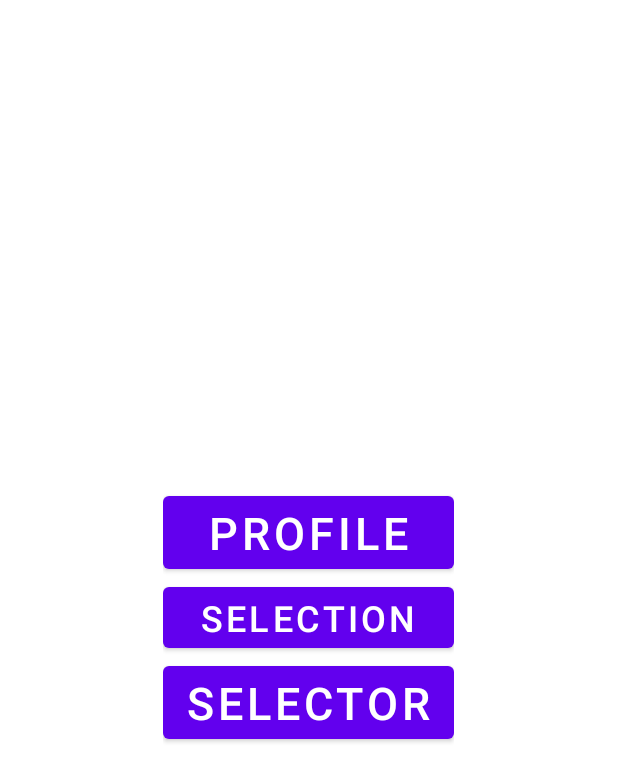
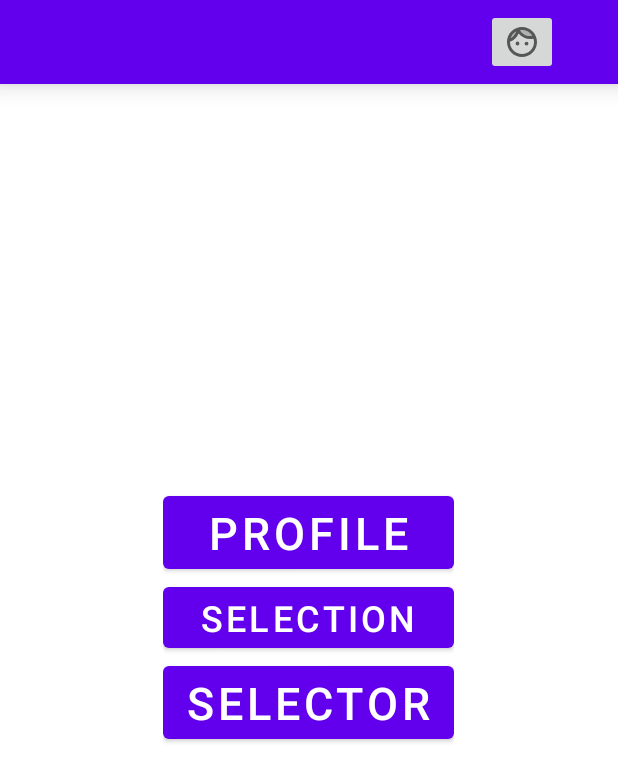
Before and after one commit to Abhigrith/abhigrith, an Android app: the layout activity_parent_dashboard.xml on its own in the app's theme, with its tools: preview values and no code run, on a phone screen of 412 x 824 dp. Shown: the top 782 px of the screen. Run offline under Robolectric (Android 15) with nearby library versions, the phone set to English and light mode, and no system bars; Roboto replaces fonts that are not available here.

```diff
--- a/app/src/main/AndroidManifest.xml
+++ b/app/src/main/AndroidManifest.xml
@@ -9,7 +9,7 @@
         android:roundIcon="@mipmap/ic_launcher_round"
         android:supportsRtl="true"
         android:theme="@style/Theme.Abhigrith">
-        <activity android:name=".Parent.ParentSelectorActivity"></activity>
+        <activity android:name=".Parent.ParentSelectorActivity" />
         <activity android:name=".Parent.ParentSelectionActivity" />
         <activity android:name=".Parent.ParentRegisterActivity" />
         <activity android:name=".Parent.ParentProfileActivity" />
--- a/app/src/main/java/com/example/abhigrith/Parent/ParentDashboardActivity.java
+++ b/app/src/main/java/com/example/abhigrith/Parent/ParentDashboardActivity.java
@@ -1,10 +1,10 @@
 package com.example.abhigrith.Parent;
-
-import androidx.appcompat.app.AppCompatActivity;
 
 import android.content.Intent;
 import android.os.Bundle;
 import android.view.View;
+
+import androidx.appcompat.app.AppCompatActivity;
 
 import com.example.abhigrith.databinding.ActivityParentDashboardBinding;
 
@@ -18,7 +18,7 @@ public class ParentDashboardActivity extends AppCompatActivity {
         View view = binding.getRoot();
         setContentView(view);
 
-        binding.btnDashboardProfile.setOnClickListener(v ->{
+        binding.toolbar.toolbarProfile.setOnClickListener(v -> {
             Intent intent = new Intent(this, ParentProfileActivity.class);
             startActivity(intent);
         });
--- /dev/null
+++ b/app/src/main/res/drawable/ic_twotone_face.xml
@@ -0,0 +1,21 @@
+<vector xmlns:android="http://schemas.android.com/apk/res/android"
+    android:width="24dp"
+    android:height="24dp"
+    android:tint="?attr/colorControlNormal"
+    android:viewportWidth="24"
+    android:viewportHeight="24">
+    <path
+        android:fillAlpha="0.3"
+        android:fillColor="@android:color/white"
+        android:pathData="M17.5,8c0.46,0 0.91,-0.05 1.34,-0.12C17.44,5.56 14.9,4 12,4c-0.46,0 -0.91,0.05 -1.34,0.12C12.06,6.44 14.6,8 17.5,8zM8.08,5.03C6.37,6 5.05,7.58 4.42,9.47c1.71,-0.97 3.03,-2.55 3.66,-4.44z"
+        android:strokeAlpha="0.3" />
+    <path
+        android:fillColor="@android:color/white"
+        android:pathData="M12,2C6.48,2 2,6.48 2,12s4.48,10 10,10 10,-4.48 10,-10S17.52,2 12,2zM12,4c2.9,0 5.44,1.56 6.84,3.88 -0.43,0.07 -0.88,0.12 -1.34,0.12 -2.9,0 -5.44,-1.56 -6.84,-3.88 0.43,-0.07 0.88,-0.12 1.34,-0.12zM8.08,5.03C7.45,6.92 6.13,8.5 4.42,9.47 5.05,7.58 6.37,6 8.08,5.03zM12,20c-4.41,0 -8,-3.59 -8,-8 0,-0.05 0.01,-0.1 0.01,-0.15 2.6,-0.98 4.68,-2.99 5.74,-5.55 1.83,2.26 4.62,3.7 7.75,3.7 0.75,0 1.47,-0.09 2.17,-0.24 0.21,0.71 0.33,1.46 0.33,2.24 0,4.41 -3.59,8 -8,8z" />
+    <path
+        android:fillColor="@android:color/white"
+        android:pathData="M9,13m-1.25,0a1.25,1.25 0,1 1,2.5 0a1.25,1.25 0,1 1,-2.5 0" />
+    <path
+        android:fillColor="@android:color/white"
+        android:pathData="M15,13m-1.25,0a1.25,1.25 0,1 1,2.5 0a1.25,1.25 0,1 1,-2.5 0" />
+</vector>
--- a/app/src/main/res/layout/activity_parent_dashboard.xml
+++ b/app/src/main/res/layout/activity_parent_dashboard.xml
@@ -1,10 +1,13 @@
 <?xml version="1.0" encoding="utf-8"?>
 <RelativeLayout xmlns:android="http://schemas.android.com/apk/res/android"
-    xmlns:app="http://schemas.android.com/apk/res-auto"
     xmlns:tools="http://schemas.android.com/tools"
     android:layout_width="match_parent"
     android:layout_height="match_parent"
     tools:context=".Parent.ParentDashboardActivity">
+
+    <include
+        android:id="@+id/toolbar"
+        layout="@layout/toolbar" />
 
     <LinearLayout
         android:layout_width="wrap_content"
--- /dev/null
+++ b/app/src/main/res/layout/toolbar.xml
@@ -0,0 +1,24 @@
+<?xml version="1.0" encoding="utf-8"?>
+<androidx.appcompat.widget.Toolbar xmlns:android="http://schemas.android.com/apk/res/android"
+    android:layout_width="match_parent"
+    android:layout_height="wrap_content"
+    android:background="@color/design_default_color_primary"
+    android:elevation="10dp"
+    android:theme="@style/Theme.Abhigrith">
+
+    <RelativeLayout
+        android:layout_width="wrap_content"
+        android:layout_height="wrap_content">
+
+        <ImageButton
+            android:id="@+id/toolbar_profile"
+            android:layout_width="wrap_content"
+            android:layout_height="wrap_content"
+            android:layout_alignParentEnd="true"
+            android:layout_marginEnd="40dp"
+            android:src="@drawable/ic_twotone_face" />
+
+    </RelativeLayout>
+
+
+</androidx.appcompat.widget.Toolbar>
--- a/app/src/main/res/values/themes.xml
+++ b/app/src/main/res/values/themes.xml
@@ -1,6 +1,6 @@
 <resources xmlns:tools="http://schemas.android.com/tools">
     <!-- Base application theme. -->
-    <style name="Theme.Abhigrith" parent="Theme.MaterialComponents.DayNight.DarkActionBar">
+    <style name="Theme.Abhigrith" parent="Theme.MaterialComponents.DayNight.NoActionBar">
         <!-- Primary brand color. -->
         <item name="colorPrimary">@color/purple_500</item>
         <item name="colorPrimaryVariant">@color/purple_700</item>
```
Also changed, not shown: app/src/main/res/layout/activity_parent_register.xml (+16 -0 lines), app/src/main/res/menu/menu_profile.xml (added, +9 -0 lines).
